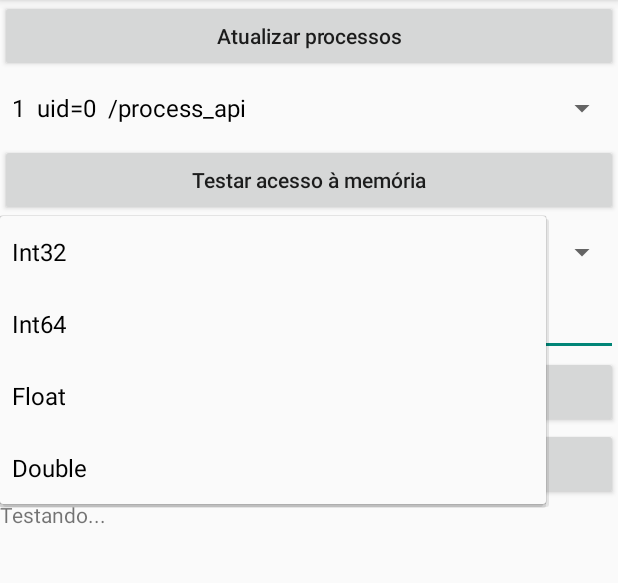
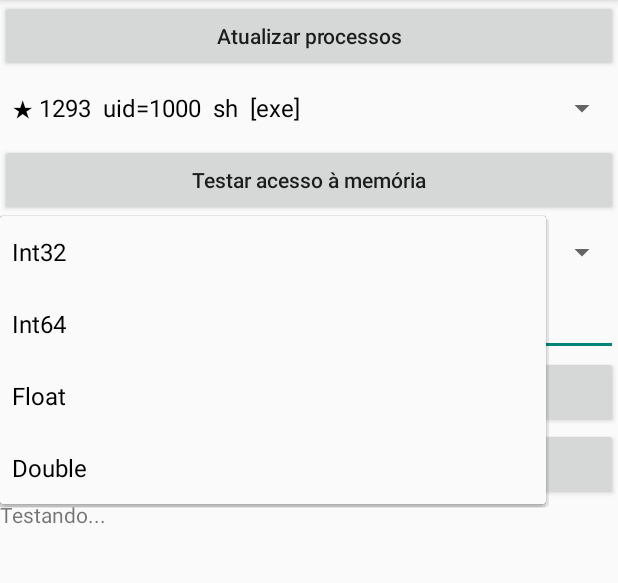
Before and after one commit to Pensadorimparavel/CHEAT-portmobile, an Android app: the screen it shows after launch (MainActivity), after a tap on "Int32", on a phone screen of 412 x 824 dp, the part 84-667 px from its top. Run offline under Robolectric (Android 15) with nearby library versions, the phone set to English and light mode, and no system bars; 3 other taps on this screen came first.

Commit message:
Improve process diagnostics with kernel UID and executable name

```diff
--- a/app/src/main/java/com/memscan/app/MainActivity.kt
+++ b/app/src/main/java/com/memscan/app/MainActivity.kt
@@ -7,8 +7,8 @@ import android.widget.*
 import java.io.File
 import java.util.concurrent.ConcurrentHashMap
 
-data class Proc(val pid: Int, val name: String, val uid: Int, val mine: Boolean) {
-    override fun toString() = (if (mine) "★ " else "") + "$pid  uid=$uid  $name"
+data class Proc(val pid: Int, val name: String, val uid: Int, val mine: Boolean, val exe: String) {
+    override fun toString() = (if (mine) "★ " else "") + "$pid  uid=$uid  $name  [$exe]"
 }
 
 class MainActivity : Activity() {
@@ -79,8 +79,15 @@ class MainActivity : Activity() {
     private fun type() = typeSpinner.selectedItemPosition
 
     private fun refreshProcs() {
-        val me = android.os.Process.myUid()
-        val myPid = android.os.Process.myPid()
+        // O clonador falsifica Process.myUid(); o UID real vem do kernel
+        val me = try {
+            File("/proc/self/status").useLines { ls ->
+                ls.firstOrNull { it.startsWith("Uid:") }
+                    ?.split(Regex("\\s+"))?.getOrNull(1)?.toIntOrNull()
+            }
+        } catch (_: Exception) { null } ?: android.os.Process.myUid()
+        val myPid = try { File("/proc/self").canonicalFile.name.toInt() }
+            catch (_: Exception) { android.os.Process.myPid() }
         val out = mutableListOf<Proc>()
         var total = 0
         var unreadable = 0
@@ -96,7 +103,9 @@ class MainActivity : Activity() {
                 val name = try {
                     File("/proc/$p/cmdline").readText().substringBefore('\u0000')
                 } catch (_: Exception) { "" }
-                out += Proc(p, name.ifEmpty { "?" }, uid, uid == me)
+                val exe = try { File("/proc/$p/exe").canonicalPath.substringAfterLast('/') }
+                    catch (_: Exception) { "?" }
+                out += Proc(p, name.ifEmpty { "?" }, uid, uid == me, exe)
             } catch (_: Exception) { unreadable++ }
         }
         out.sortWith(compareByDescending<Proc> { it.mine }.thenBy { it.pid })
```
